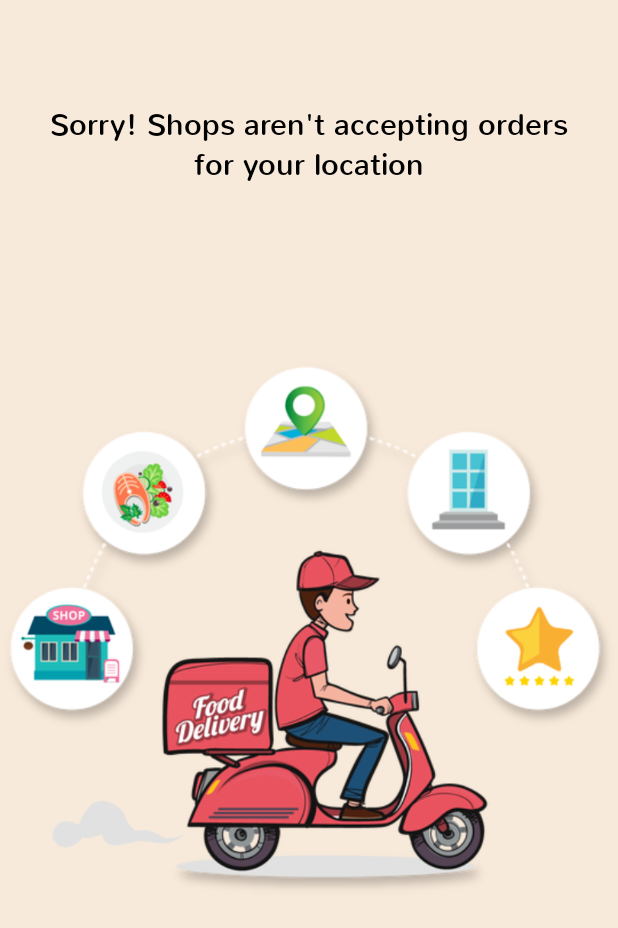
After one commit to MuthuCapz/Rider-App, an Android app: the LocationNotAvailable screen opened directly, with no data from a screen before it, on a phone screen of 412 x 824 dp. The commit adds this screen. Shown: the top 928 px of the screen. Run offline under Robolectric (Android 15) with nearby library versions, the phone set to English and light mode, and no system bars.

Commit message:
commit oct 10

```diff
--- a/app/src/main/AndroidManifest.xml
+++ b/app/src/main/AndroidManifest.xml
@@ -30,6 +30,12 @@
             android:name=".DriverDetails"
             android:exported="true" />
         <activity
+            android:name=".LocationNotAvailable"
+            android:exported="true" />
+        <activity
+            android:name=".OrderEmptyActivity"
+            android:exported="true" />
+        <activity
             android:name=".SplashScreen"
             android:exported="true">
             <intent-filter>
--- /dev/null
+++ b/app/src/main/java/com/capztone/driver/LocationNotAvailable.kt
@@ -0,0 +1,31 @@
+package com.capztone.driver
+
+
+import android.content.Intent
+import android.os.Build
+import android.os.Bundle
+import android.view.View
+import androidx.appcompat.app.AppCompatActivity
+
+import com.capztone.driver.databinding.ActivityLocationNotAvailableBinding
+
+
+class LocationNotAvailable : AppCompatActivity() {
+    private lateinit var binding: ActivityLocationNotAvailableBinding
+
+    override fun onCreate(savedInstanceState: Bundle?) {
+        super.onCreate(savedInstanceState)
+        if (Build.VERSION.SDK_INT >= Build.VERSION_CODES.LOLLIPOP) {
+            window.decorView.systemUiVisibility = View.SYSTEM_UI_FLAG_LAYOUT_FULLSCREEN or View.SYSTEM_UI_FLAG_LAYOUT_STABLE
+            window.statusBarColor = android.graphics.Color.TRANSPARENT
+        }
+        if (Build.VERSION.SDK_INT >= Build.VERSION_CODES.LOLLIPOP) {
+            getWindow().getDecorView().setSystemUiVisibility(View.SYSTEM_UI_FLAG_LAYOUT_FULLSCREEN or View.SYSTEM_UI_FLAG_LAYOUT_STABLE)
+            getWindow().setStatusBarColor(android.graphics.Color.TRANSPARENT);
+        }
+        binding = ActivityLocationNotAvailableBinding.inflate(layoutInflater)
+        setContentView(binding.root)
+
+
+    }
+}
--- a/app/src/main/res/drawable/bluebutton.xml
+++ b/app/src/main/res/drawable/bluebutton.xml
@@ -2,8 +2,8 @@
 <shape xmlns:android="http://schemas.android.com/apk/res/android">
 
 
-    <corners android:radius="15dp"/>
+    <corners android:radius="10dp"/>
     <stroke
-        android:width="3dp"
+        android:width="2dp"
         android:color="@color/navy"/>
 </shape>
--- /dev/null
+++ b/app/src/main/res/drawable/search_shape.xml
@@ -0,0 +1,6 @@
+<?xml version="1.0" encoding="utf-8"?>
+<shape xmlns:android="http://schemas.android.com/apk/res/android">
+<solid android:color="#EFFAF2"/>
+    <corners android:radius="15dp"/>
+    <stroke android:color="@color/ash" android:width="1dp"/>
+</shape>
--- /dev/null
+++ b/app/src/main/res/layout/activity_location_not_available.xml
@@ -0,0 +1,33 @@
+<?xml version="1.0" encoding="utf-8"?>
+<RelativeLayout xmlns:android="http://schemas.android.com/apk/res/android"
+    xmlns:tools="http://schemas.android.com/tools"
+    android:layout_width="match_parent"
+    android:layout_height="match_parent"
+    android:background="@color/llorange"
+    tools:context=".LocationNotAvailable">
+
+    <TextView
+        android:id="@+id/textView"
+        android:layout_width="wrap_content"
+        android:layout_height="wrap_content"
+        android:layout_centerHorizontal="true"
+        android:layout_marginStart="20dp"
+        android:layout_marginTop="70dp"
+        android:layout_marginEnd="20dp"
+        android:layout_marginBottom="20dp"
+        android:textColor="@color/black"
+        android:fontFamily="@font/nunito"
+        android:text="Sorry! Shops aren't accepting orders for your location"
+        android:textAlignment="center"
+        android:textSize="20sp" />
+
+    <ImageView
+        android:id="@+id/imageView"
+        android:layout_width="wrap_content"
+        android:layout_height="wrap_content"
+        android:src="@drawable/notdelivery"
+        android:layout_below="@id/textView"
+        android:layout_centerHorizontal="true"
+        android:layout_marginTop="40dp"/>
+
+</RelativeLayout>
--- a/app/src/main/res/layout/activity_splash_screen.xml
+++ b/app/src/main/res/layout/activity_splash_screen.xml
@@ -18,7 +18,7 @@
         app:layout_constraintStart_toStartOf="parent"
         app:layout_constraintTop_toTopOf="parent"
         app:layout_constraintEnd_toEndOf="parent"
-        android:layout_height="380dp"
+        android:layout_height="400dp"
         app:lottie_fileName="login.json"
         android:scaleX="-1"
         app:lottie_speed="1"
@@ -37,7 +37,7 @@
         android:gravity="center"
         android:layout_marginStart="10dp"
         android:layout_marginEnd="10dp"
-        android:layout_marginTop="400dp"
+        android:layout_marginTop="360dp"
         app:layout_constraintStart_toStartOf="parent"
         app:layout_constraintBottom_toBottomOf="parent"
         app:layout_constraintEnd_toEndOf="parent"
--- a/app/src/main/res/layout/list_item_order.xml
+++ b/app/src/main/res/layout/list_item_order.xml
@@ -14,13 +14,14 @@
         app:layout_constraintStart_toStartOf="parent"
         app:layout_constraintEnd_toEndOf="parent"
         app:layout_constraintTop_toTopOf="parent"
+
          >
 
         <androidx.constraintlayout.widget.ConstraintLayout
             android:layout_width="match_parent"
             android:layout_height="wrap_content"
             android:elevation="4dp"
-
+android:paddingBottom="10dp"
             android:background="@color/llorange">
 
             <LinearLayout
```
Also changed, not shown: app/src/main/java/com/capztone/driver/MainActivity.kt (+124 -12 lines), app/src/main/java/com/capztone/driver/OrderAdapter.kt (+19 -3 lines), app/src/main/java/com/capztone/driver/OrderEmptyActivity.kt (added, +32 -0 lines), app/src/main/res/drawable/cardstroke2.xml (added, +16 -0 lines), app/src/main/res/layout/activity_driver_details.xml (+8 -3 lines), app/src/main/res/layout/activity_login.xml (+5 -5 lines), app/src/main/res/layout/activity_order_empty.xml (added, +33 -0 lines), app/src/main/res/layout/dialog_logout_confirmation.xml (added, +66 -0 lines), app/src/main/res/layout/dialog_no_internet.xml (added, +74 -0 lines), app/src/main/res/drawable/doc.png (added), app/src/main/res/drawable/notdelivery.png (added), app/src/main/res/font/nunito.ttf (added).
